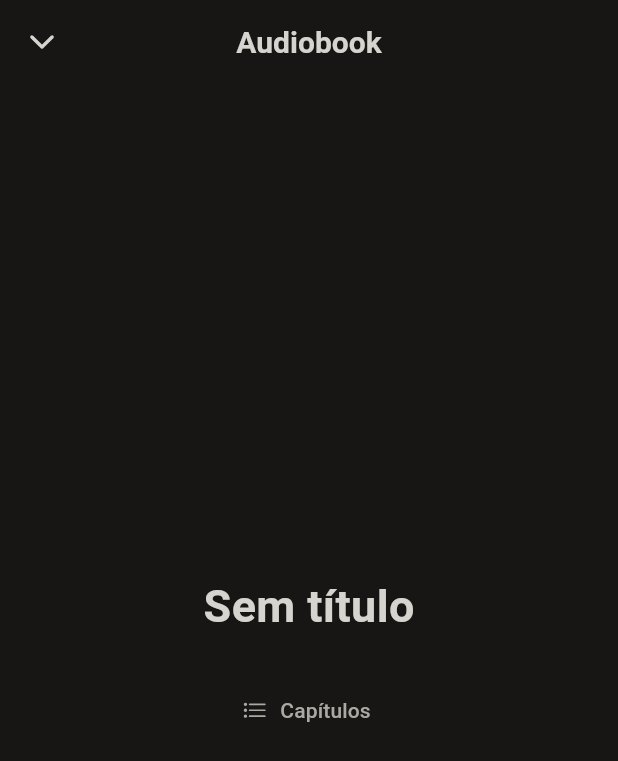
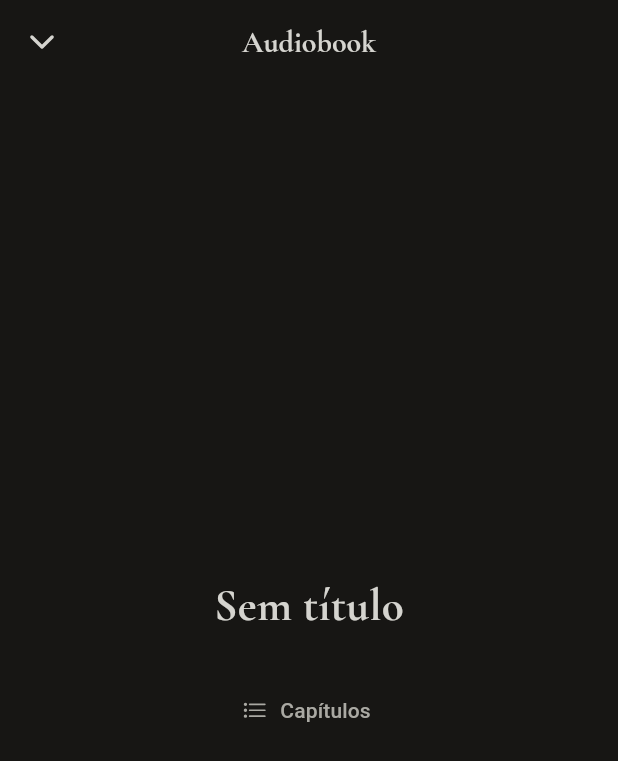
Before and after one commit to thekidisalright/echoes, a Flutter app: the PlayerScreen screen opened by its route, on a phone screen of 412 x 824 dp. Shown: the top 761 px of the screen. Run offline on Flutter 3.47's test engine with Material 3 defaults, Android fonts, the phone set to English and light mode, and no system bars; our stand-ins replace flutter_riverpod, go_router, ionicons, material_ui.

Commit message:
feat(app): fonte Cormorant variável, nome Echoes e splash escuro

```diff
--- a/lib/app/theme/typography.dart
+++ b/lib/app/theme/typography.dart
@@ -6,10 +6,14 @@ import 'colors.dart';
 abstract final class AppTypography {
   static const serif = 'CormorantGaramond';
 
+  /// A Cormorant é variável: o peso precisa ir também no eixo `wght`.
+  static const _bold = [FontVariation.weight(700)];
+
   static const display = TextStyle(
     fontFamily: serif,
     fontSize: 48,
     fontWeight: FontWeight.w700,
+    fontVariations: _bold,
     color: AppColors.textPrimary,
   );
 
@@ -17,6 +21,7 @@ abstract final class AppTypography {
     fontFamily: serif,
     fontSize: 30,
     fontWeight: FontWeight.w700,
+    fontVariations: _bold,
     color: AppColors.textPrimary,
   );
 
@@ -24,6 +29,7 @@ abstract final class AppTypography {
     fontFamily: serif,
     fontSize: 24,
     fontWeight: FontWeight.w700,
+    fontVariations: _bold,
     color: AppColors.textHeading,
   );
 
@@ -31,6 +37,7 @@ abstract final class AppTypography {
     fontFamily: serif,
     fontSize: 20,
     fontWeight: FontWeight.w700,
+    fontVariations: _bold,
     color: AppColors.textHeading,
   );
 
```
Also changed, not shown: pubspec.yaml (+6 -30 lines), assets/fonts/CormorantGaramond-VariableFont_wght.ttf (added), 8 other files.
